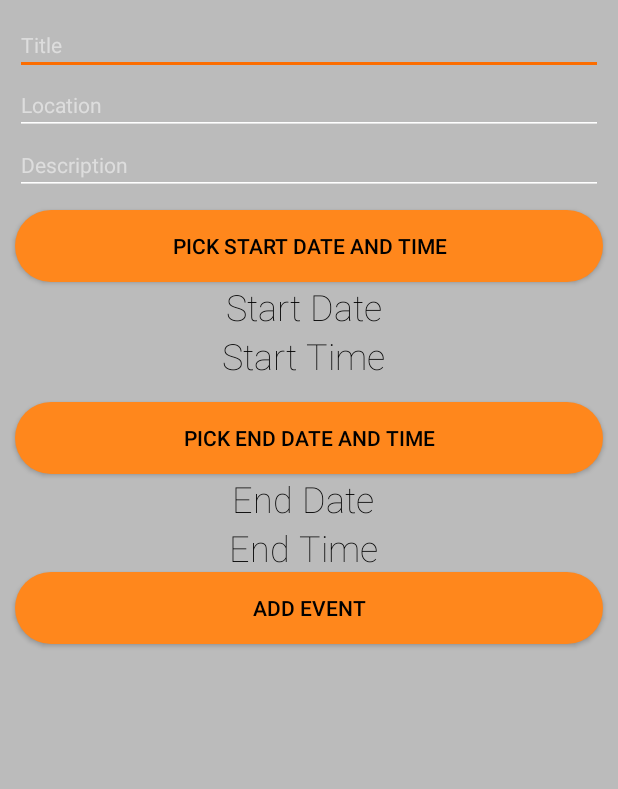
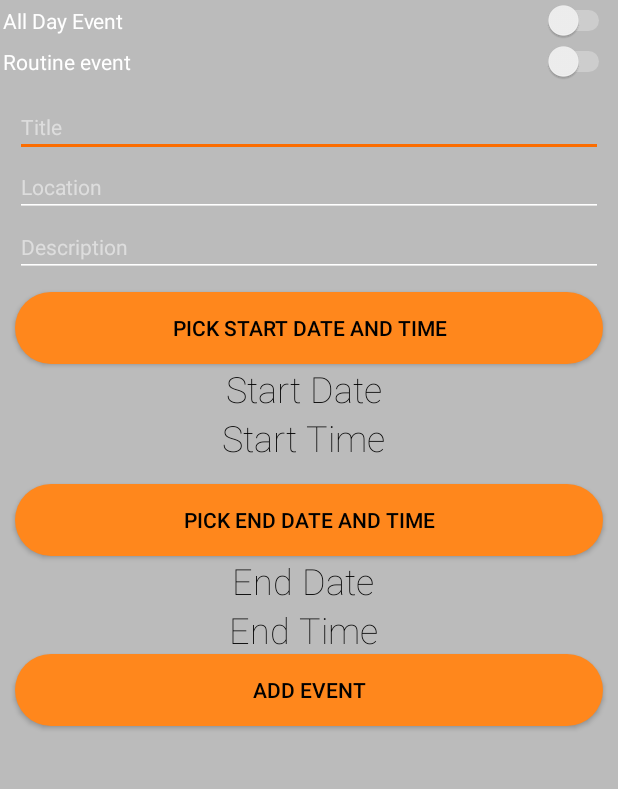
Before and after one commit to sxeix/StudyApp, an Android app: the InputPage screen opened directly, with no data from a screen before it, on a phone screen of 412 x 824 dp, the part 84-873 px from its top. Run offline under Robolectric (Android 15) with nearby library versions, the phone set to English and light mode, and no system bars; Roboto replaces fonts that are not available here.

```diff
--- a/app/src/main/res/layout/activity_input_page.xml
+++ b/app/src/main/res/layout/activity_input_page.xml
@@ -24,6 +24,24 @@
             android:layout_width="match_parent"
             android:layout_height="match_parent"
             android:orientation="vertical">
+
+            <Switch
+                android:id="@+id/dayEventSwitch"
+                android:padding="@dimen/cardview_default_radius"
+                android:checked="false"
+                android:layout_width="match_parent"
+                android:layout_height="wrap_content"
+                android:gravity="center_horizontal|fill_horizontal|center_vertical"
+                android:text="All Day Event" />
+
+            <Switch
+                android:id="@+id/routineEventSwitch"
+                android:padding="@dimen/cardview_default_radius"
+                android:checked="false"
+                android:layout_width="match_parent"
+                android:layout_height="wrap_content"
+                android:gravity="center_horizontal|fill_horizontal|center_vertical"
+                android:text="Routine event" />
 
             <EditText
                 android:id="@+id/eventTitleInput"
```
